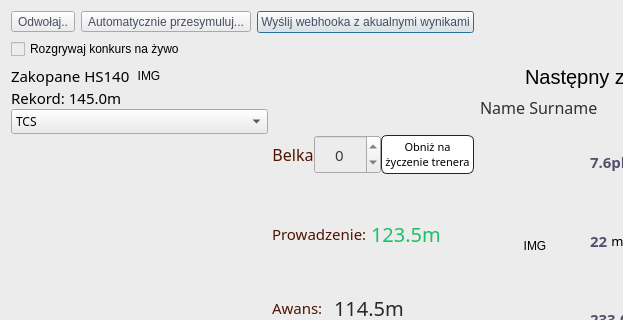
First picture: the form in source/UI/Competition/CompetitionManagerWindow.ui, repository KonradKrol/sj-sim, before the edit; both pictures show x 0 to 623 and y 0 to 320 of the 1280 by 680 pixel window.
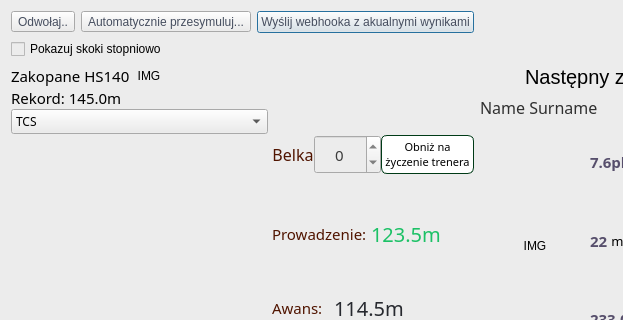
Second picture: the form after the edit.

```diff
--- a/source/UI/Competition/CompetitionManagerWindow.ui
+++ b/source/UI/Competition/CompetitionManagerWindow.ui
@@ -77,7 +77,7 @@
         <string notr="true">color: black;</string>
        </property>
        <property name="text">
-        <string>Rozgrywaj konkurs na żywo</string>
+        <string>Pokazuj skoki stopniowo</string>
        </property>
       </widget>
      </item>
```
